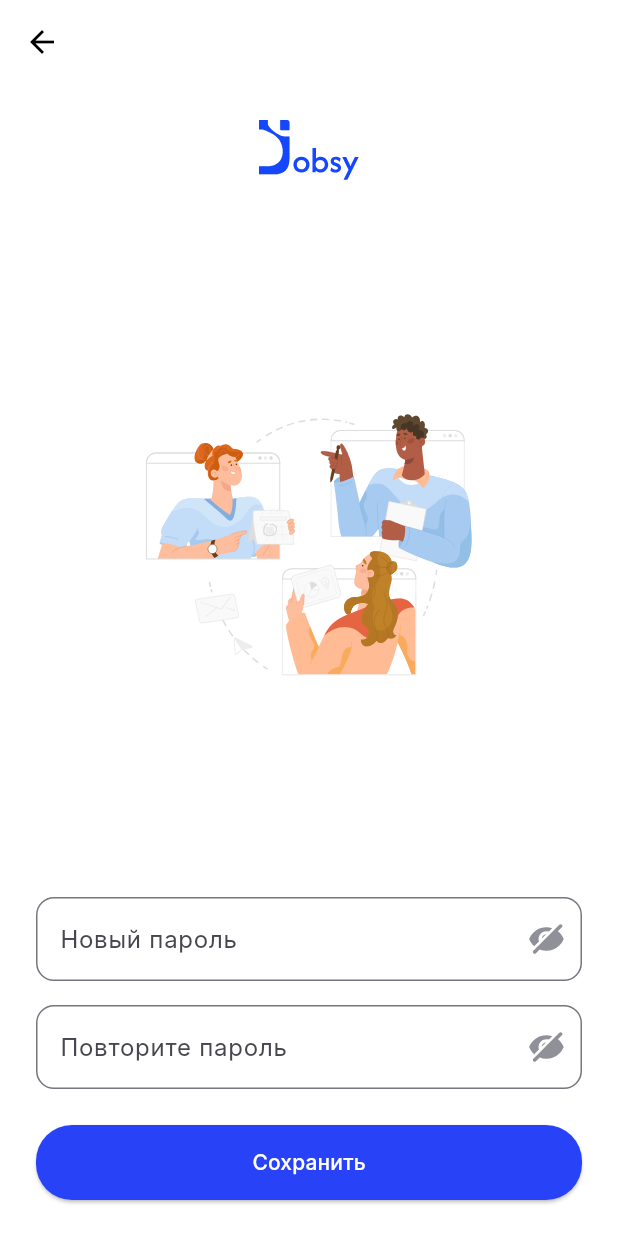
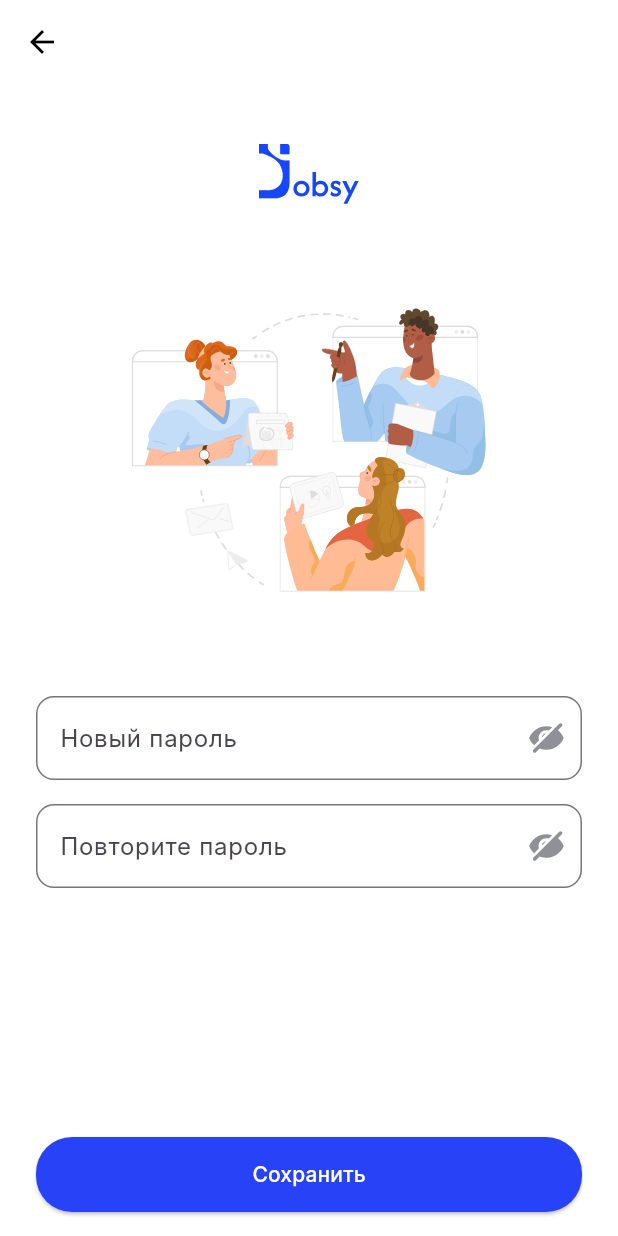
Before and after one commit to TP-Jobsy/jobsy-client, a Flutter app: the ResetPasswordScreen screen opened by its route, on a phone screen of 412 x 824 dp. Run offline on Flutter 3.47's test engine with Material 3 defaults, Android fonts, the light colour scheme and no system bars; our stand-ins replace cached_network_image, flutter_svg, mask_text_input_formatter, shared_preferences; accounts and stored records are empty; Roboto replaces fonts that are missing (Inter).

Commit message:
redactor: change buttons location

```diff
--- a/lib/pages/auth/reset_password/reset_password_screen.dart
+++ b/lib/pages/auth/reset_password/reset_password_screen.dart
@@ -87,26 +87,23 @@ class _ResetPasswordScreenState extends State<ResetPasswordScreen> {
         ),
       ),
       body: SafeArea(
-        child: Padding(
+        child: Column(
+          crossAxisAlignment: CrossAxisAlignment.stretch,
+          children: [
+            const SizedBox(height: 40),
+            SvgPicture.asset('assets/logo.svg', height: 40),
+            const SizedBox(height: 24),
+            SvgPicture.asset(
+              'assets/DrawKit Vector Illustration Team Work (3).svg',
+              height: 280,
+            ),
+            Padding(
               padding: const EdgeInsets.symmetric(horizontal: 24),
+              child: Form(
+                key: _formKey,
                 child: Column(
                   children: [
                     const SizedBox(height: 24),
-              SvgPicture.asset('assets/logo.svg', height: 40),
-              const SizedBox(height: 24),
-              Expanded(
-                child: Center(
-                  child: SvgPicture.asset(
-                    'assets/DrawKit Vector Illustration Team Work (3).svg',
-                    fit: BoxFit.contain,
-                  ),
-                ),
-              ),
-              const SizedBox(height: 16),
-              Form(
-                key: _formKey,
-                child: Column(
-                  children: [
                     TextFormField(
                       controller: _newPwdController,
                       obscureText: _newObscure,
@@ -121,8 +118,7 @@ class _ResetPasswordScreenState extends State<ResetPasswordScreen> {
                             width: 24,
                             height: 24,
                           ),
-                          onPressed:
-                              () => setState(() => _newObscure = !_newObscure),
+                          onPressed: () => setState(() => _newObscure = !_newObscure),
                         ),
                         border: OutlineInputBorder(
                           borderRadius: BorderRadius.circular(12),
@@ -144,18 +140,21 @@ class _ResetPasswordScreenState extends State<ResetPasswordScreen> {
                             width: 24,
                             height: 24,
                           ),
-                          onPressed:
-                              () => setState(
-                                () => _confirmObscure = !_confirmObscure,
-                              ),
+                          onPressed: () => setState(() => _confirmObscure = !_confirmObscure),
                         ),
                         border: OutlineInputBorder(
                           borderRadius: BorderRadius.circular(12),
                         ),
                       ),
                     ),
-                    const SizedBox(height: 24),
-                    SizedBox(
+                  ],
+                ),
+              ),
+            ),
+            const Spacer(),
+            Padding(
+              padding: const EdgeInsets.symmetric(horizontal: 24, vertical: 16),
+              child: SizedBox(
                 width: double.infinity,
                 height: 50,
                 child: ElevatedButton(
@@ -166,12 +165,9 @@ class _ResetPasswordScreenState extends State<ResetPasswordScreen> {
                       borderRadius: BorderRadius.circular(24),
                     ),
                   ),
-                        child:
-                            _isLoading
+                  child: _isLoading
                       ? const CircularProgressIndicator(
-                                  valueColor: AlwaysStoppedAnimation<Color>(
-                                    Colors.white,
-                                  ),
+                    valueColor: AlwaysStoppedAnimation<Color>(Colors.white),
                   )
                       : const Text(
                     'Сохранить',
@@ -182,12 +178,8 @@ class _ResetPasswordScreenState extends State<ResetPasswordScreen> {
                   ),
                 ),
               ),
-                    const SizedBox(height: 24),
-                  ],
-                ),
             ),
           ],
-          ),
         ),
       ),
     );
```
Lines whose indentation alone changed are shown as unchanged.
